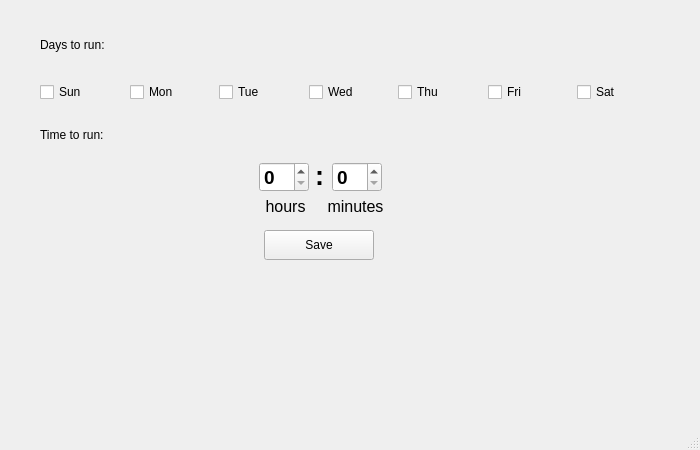
Qt form src/schedule.ui (GeovaneJefferson/timemachine) before a commit.
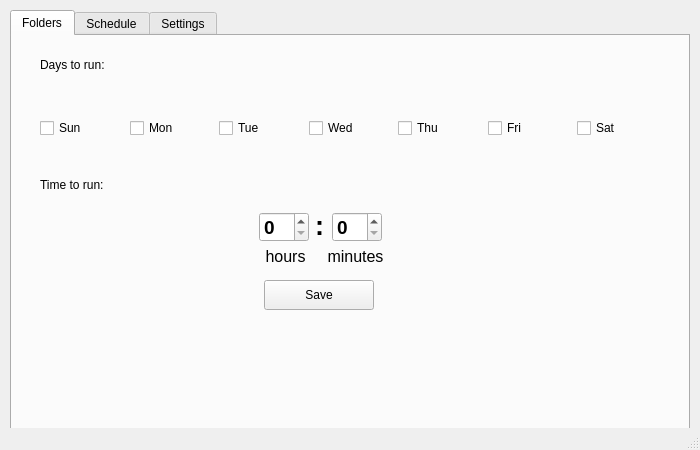
The same form after that commit. Icons and pictures are not drawn.

```diff
--- a/src/schedule.ui
+++ b/src/schedule.ui
@@ -18,7 +18,7 @@
     <property name="geometry">
      <rect>
       <x>40</x>
-      <y>30</y>
+      <y>50</y>
       <width>95</width>
       <height>30</height>
      </rect>
@@ -31,7 +31,7 @@
     <property name="geometry">
      <rect>
       <x>40</x>
-      <y>120</y>
+      <y>170</y>
       <width>95</width>
       <height>30</height>
      </rect>
@@ -44,7 +44,7 @@
     <property name="geometry">
      <rect>
       <x>315</x>
-      <y>150</y>
+      <y>200</y>
       <width>16</width>
       <height>51</height>
      </rect>
@@ -65,7 +65,7 @@
     <property name="geometry">
      <rect>
       <x>260</x>
-      <y>192</y>
+      <y>242</y>
       <width>51</width>
       <height>30</height>
      </rect>
@@ -78,7 +78,7 @@
     <property name="geometry">
      <rect>
       <x>320</x>
-      <y>192</y>
+      <y>242</y>
       <width>71</width>
       <height>30</height>
      </rect>
@@ -91,7 +91,7 @@
     <property name="geometry">
      <rect>
       <x>264</x>
-      <y>230</y>
+      <y>280</y>
       <width>110</width>
       <height>30</height>
      </rect>
@@ -104,7 +104,7 @@
     <property name="geometry">
      <rect>
       <x>259</x>
-      <y>162</y>
+      <y>212</y>
       <width>50</width>
       <height>30</height>
      </rect>
@@ -127,7 +127,7 @@
     <property name="geometry">
      <rect>
       <x>332</x>
-      <y>162</y>
+      <y>212</y>
       <width>50</width>
       <height>30</height>
      </rect>
@@ -147,9 +147,9 @@
     <property name="geometry">
      <rect>
       <x>40</x>
-      <y>80</y>
+      <y>100</y>
       <width>621</width>
-      <height>24</height>
+      <height>56</height>
      </rect>
     </property>
     <layout class="QHBoxLayout" name="horizontalLayout">
@@ -204,6 +204,51 @@
      </item>
     </layout>
    </widget>
+   <widget class="QTabWidget" name="tabWidget">
+    <property name="geometry">
+     <rect>
+      <x>10</x>
+      <y>10</y>
+      <width>680</width>
+      <height>420</height>
+     </rect>
+    </property>
+    <property name="currentIndex">
+     <number>0</number>
+    </property>
+    <widget class="QWidget" name="tab">
+     <attribute name="icon">
+      <iconset resource="icons/timemachine.qrc">
+       <normaloff>:/newPrefix/desktop.png</normaloff>:/newPrefix/desktop.png</iconset>
+     </attribute>
+     <attribute name="title">
+      <string>Folders</string>
+     </attribute>
+    </widget>
+    <widget class="QWidget" name="tab_2">
+     <attribute name="title">
+      <string>Schedule</string>
+     </attribute>
+    </widget>
+    <widget class="QWidget" name="tab_3">
+     <attribute name="title">
+      <string>Settings</string>
+     </attribute>
+    </widget>
+   </widget>
+   <zorder>tabWidget</zorder>
+   <zorder>label</zorder>
+   <zorder>label_2</zorder>
+   <zorder>label_3</zorder>
+   <zorder>label_4</zorder>
+   <zorder>label_5</zorder>
+   <zorder>button_save</zorder>
+   <zorder>label_hours</zorder>
+   <zorder>label_minutes</zorder>
+   <zorder>layoutWidget</zorder>
+   <zorder>pushButton</zorder>
+   <zorder>pushButton_2</zorder>
+   <zorder>pushButton_3</zorder>
   </widget>
   <widget class="QStatusBar" name="statusbar"/>
  </widget>
```
Left out of the diff: 4 changed lines with no effect on the pictures.
